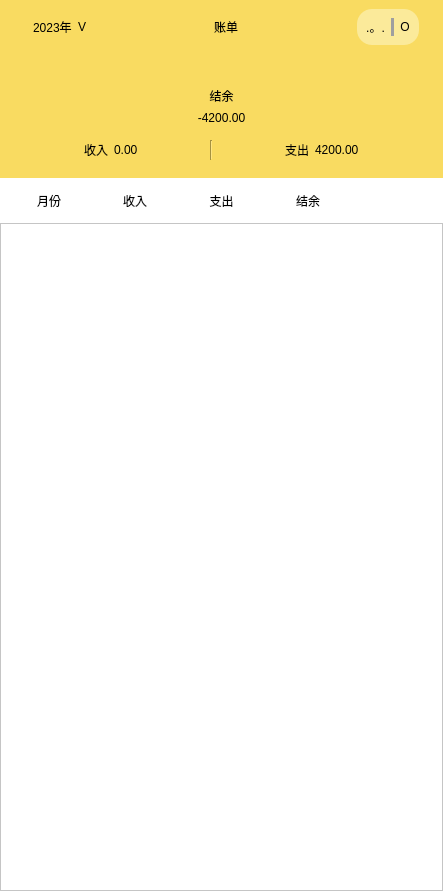
First picture: the form in Kit/billsubarea.ui, repository MichaelFeng823/SharkBookProject, before the edit.
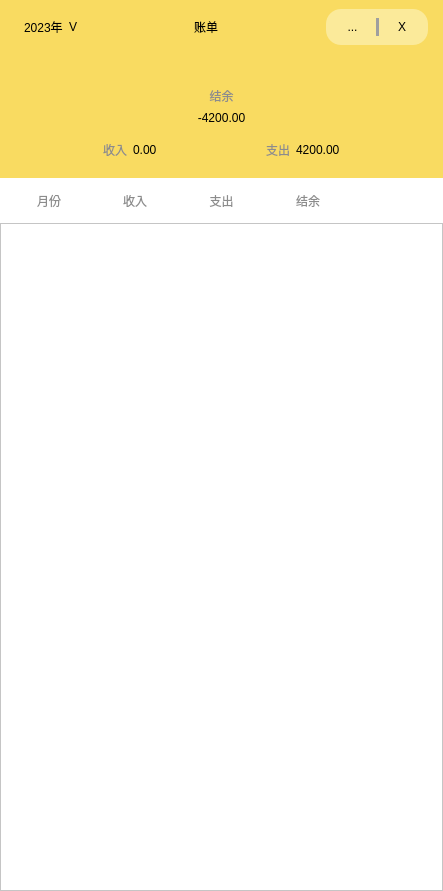
Second picture: the form after the edit. Custom widgets are drawn as their Qt base class.

```diff
--- a/Kit/billsubarea.ui
+++ b/Kit/billsubarea.ui
@@ -66,6 +66,12 @@
          <string notr="true">background-color: rgb(249, 219, 97);</string>
         </property>
         <layout class="QVBoxLayout" name="verticalLayout">
+         <property name="leftMargin">
+          <number>0</number>
+         </property>
+         <property name="rightMargin">
+          <number>0</number>
+         </property>
          <item>
           <layout class="QHBoxLayout" name="horizontalLayout_3">
            <property name="leftMargin">
@@ -82,14 +88,21 @@
              </property>
              <layout class="QHBoxLayout" name="horizontalLayout_2">
               <item>
-               <widget class="QLabel" name="label">
+               <widget class="QLabel" name="label_year">
+                <property name="styleSheet">
+                 <string notr="true">
+font: 18pt &quot;微软雅黑&quot;;</string>
+                </property>
                 <property name="text">
                  <string>2023年</string>
                 </property>
                </widget>
               </item>
               <item>
-               <widget class="QLabel" name="label_2">
+               <widget class="QLabel" name="label_year_arrow">
+                <property name="styleSheet">
+                 <string notr="true">font: 18pt &quot;微软雅黑&quot;;</string>
+                </property>
                 <property name="text">
                  <string>V</string>
                 </property>
@@ -113,6 +126,9 @@
            </item>
            <item>
             <widget class="QLabel" name="label_5">
+             <property name="styleSheet">
+              <string notr="true">font: 20pt &quot;微软雅黑&quot;;</string>
+             </property>
              <property name="text">
               <string>账单</string>
              </property>
@@ -140,11 +156,14 @@
               <string notr="true">background-color: rgb(251, 234, 154);
 border-radius:15px;</string>
              </property>
-             <layout class="QHBoxLayout" name="horizontalLayout">
+             <layout class="QHBoxLayout" name="horizontalLayout" stretch="4,1,4">
+              <property name="leftMargin">
+               <number>9</number>
+              </property>
               <item>
                <widget class="QLabel" name="label_3">
                 <property name="text">
-                 <string>.。.</string>
+                 <string>...</string>
                 </property>
                 <property name="alignment">
                  <set>Qt::AlignCenter</set>
@@ -176,7 +195,7 @@
               <item>
                <widget class="QLabel" name="label_4">
                 <property name="text">
-                 <string>O</string>
+                 <string>X</string>
                 </property>
                 <property name="alignment">
                  <set>Qt::AlignCenter</set>
@@ -203,6 +222,10 @@
          </item>
          <item>
           <widget class="QLabel" name="label_10">
+           <property name="styleSheet">
+            <string notr="true">font: 14pt &quot;微软雅黑&quot;;
+color:rgb(140,140,140);</string>
+           </property>
            <property name="text">
             <string>结余</string>
            </property>
@@ -212,7 +235,10 @@
           </widget>
          </item>
          <item>
-          <widget class="QLabel" name="label_11">
+          <widget class="QLabel" name="label_FinallyMoneyCounts">
+           <property name="styleSheet">
+            <string notr="true">font: 32pt &quot;微软雅黑&quot;;</string>
+           </property>
            <property name="text">
             <string>-4200.00</string>
            </property>
@@ -224,6 +250,12 @@
          <item>
           <widget class="QWidget" name="widget_5" native="true">
            <layout class="QHBoxLayout" name="horizontalLayout_4">
+            <property name="leftMargin">
+             <number>0</number>
+            </property>
+            <property name="rightMargin">
+             <number>0</number>
+            </property>
             <item>
              <spacer name="horizontalSpacer_3">
               <property name="orientation">
@@ -239,6 +271,10 @@
             </item>
             <item>
              <widget class="QLabel" name="label_6">
+              <property name="styleSheet">
+               <string notr="true">color:rgb(140,140,140);
+font: 14pt &quot;微软雅黑&quot;;</string>
+              </property>
               <property name="text">
                <string>收入</string>
               </property>
@@ -267,28 +303,12 @@
               </property>
              </spacer>
             </item>
-            <item>
-             <widget class="Line" name="line_2">
-              <property name="orientation">
-               <enum>Qt::Vertical</enum>
-              </property>
-             </widget>
-            </item>
-            <item>
-             <spacer name="horizontalSpacer_6">
-              <property name="orientation">
-               <enum>Qt::Horizontal</enum>
-              </property>
-              <property name="sizeHint" stdset="0">
-               <size>
-                <width>49</width>
-                <height>20</height>
-               </size>
-              </property>
-             </spacer>
-            </item>
             <item>
              <widget class="QLabel" name="label_8">
+              <property name="styleSheet">
+               <string notr="true">color:rgb(140,140,140);
+font: 14pt &quot;微软雅黑&quot;;</string>
+              </property>
               <property name="text">
                <string>支出</string>
               </property>
@@ -327,7 +347,11 @@
        <widget class="QWidget" name="widget_6" native="true">
         <layout class="QHBoxLayout" name="horizontalLayout_5">
          <item>
-          <widget class="QLabel" name="label_12">
+          <widget class="QLabel" name="label_Month">
+           <property name="styleSheet">
+            <string notr="true">color:rgb(140,140,140);
+font: 14pt &quot;微软雅黑&quot;;</string>
+           </property>
            <property name="text">
             <string>月份</string>
            </property>
@@ -337,7 +361,11 @@
           </widget>
          </item>
          <item>
-          <widget class="QLabel" name="label_13">
+          <widget class="QLabel" name="label_Income">
+           <property name="styleSheet">
+            <string notr="true">color:rgb(140,140,140);
+font: 14pt &quot;微软雅黑&quot;;</string>
+           </property>
            <property name="text">
             <string>收入</string>
            </property>
@@ -347,7 +375,11 @@
           </widget>
          </item>
          <item>
-          <widget class="QLabel" name="label_14">
+          <widget class="QLabel" name="label_Expand">
+           <property name="styleSheet">
+            <string notr="true">color:rgb(140,140,140);
+font: 14pt &quot;微软雅黑&quot;;</string>
+           </property>
            <property name="text">
             <string>支出</string>
            </property>
@@ -357,7 +389,11 @@
           </widget>
          </item>
          <item>
-          <widget class="QLabel" name="label_15">
+          <widget class="QLabel" name="label_Balance">
+           <property name="styleSheet">
+            <string notr="true">color:rgb(140,140,140);
+font: 14pt &quot;微软雅黑&quot;;</string>
+           </property>
            <property name="text">
             <string>结余</string>
            </property>
@@ -384,6 +420,13 @@
    </item>
   </layout>
  </widget>
+ <customwidgets>
+  <customwidget>
+   <class>DetialTableview</class>
+   <extends>QTableView</extends>
+   <header>detialtableview.h</header>
+  </customwidget>
+ </customwidgets>
  <resources/>
  <connections/>
 </ui>
```
Left out of the diff: 16 changed lines with no effect on the pictures.
